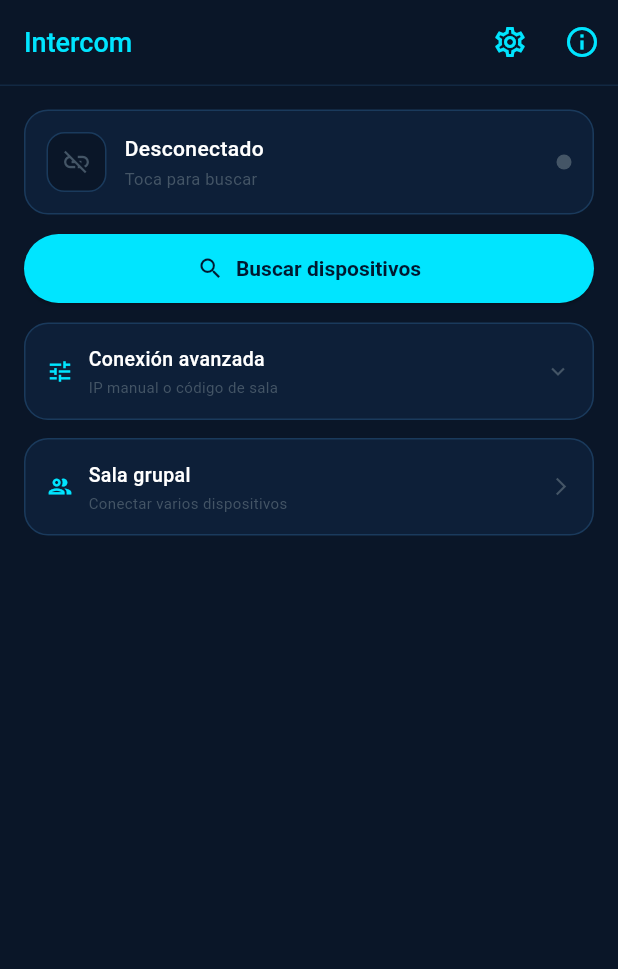
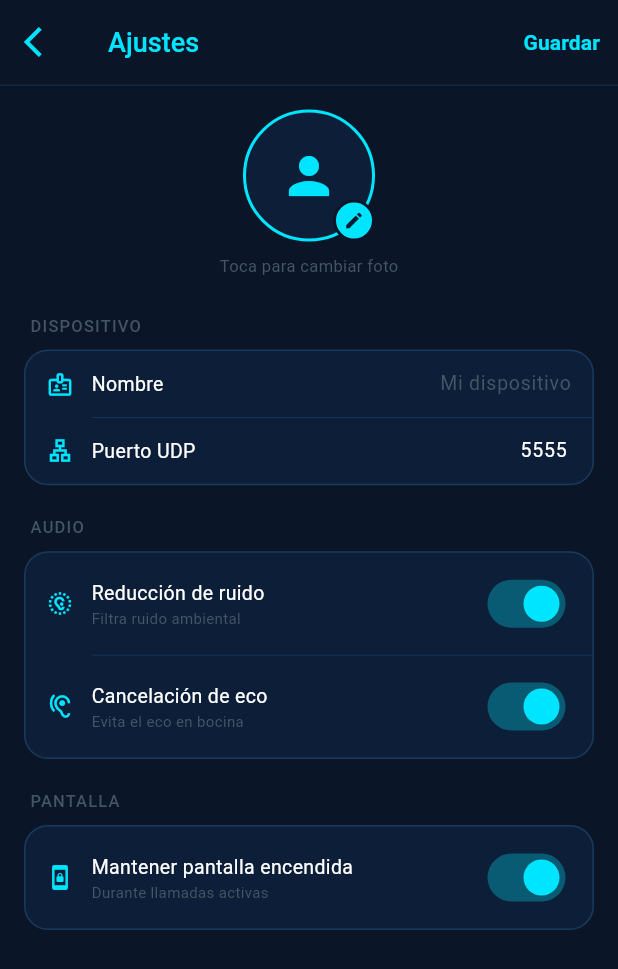
Before and after one commit to NesperouDelmonico/Intercom_CowTeam, a Flutter app: the screen it shows after launch, after a tap on the "settings" icon, on a phone screen of 412 x 824 dp. Shown: the top 969 px of the screen. Run offline on Flutter 3.47's test engine with Material 3 defaults, Android fonts, the phone set to English and light mode, and no system bars; our stand-ins replace device_info_plus, flutter_riverpod, image_picker, permission_handler, shared_preferences; missing offline and left inert: network_info_plus, record; statements that could not run were skipped.

Commit message:
Resaltar voz con marco en la pp, settings

```diff
--- /dev/null
+++ b/lib/providers/settings_provider.dart
@@ -0,0 +1,60 @@
+import 'dart:io';
+import 'package:flutter_riverpod/flutter_riverpod.dart';
+import 'package:device_info_plus/device_info_plus.dart';
+import 'package:intercom_app/services/settings_service.dart';
+import 'package:path_provider/path_provider.dart';
+
+class AppSettings {
+  final String deviceName;
+  final String? avatarPath;
+  final int port;
+  final bool noiseSuppress;
+  final bool echoCancel;
+  final bool keepScreen;
+
+  const AppSettings({
+    required this.deviceName,
+    required this.port,
+    this.avatarPath,
+    this.noiseSuppress = true,
+    this.echoCancel = true,
+    this.keepScreen = true,
+  });
+}
+
+class SettingsNotifier extends AsyncNotifier<AppSettings> {
+  @override
+  Future<AppSettings> build() async {
+    return _load();
+  }
+
+  Future<AppSettings> _load() async {
+    final info = await DeviceInfoPlugin().androidInfo;
+    final fallback = info.model;
+    final name = await SettingsService.getDeviceName(fallback);
+    final port = await SettingsService.getPort();
+    final noise = await SettingsService.getNoiseSuppress();
+    final echo = await SettingsService.getEchoCancel();
+    final screen = await SettingsService.getKeepScreen();
+    final dir = await getApplicationDocumentsDirectory();
+    final avatarFile = File('${dir.path}/avatar.jpg');
+    final avatar = avatarFile.existsSync() ? avatarFile.path : null;
+
+    return AppSettings(
+      deviceName: name,
+      port: port,
+      avatarPath: avatar,
+      noiseSuppress: noise,
+      echoCancel: echo,
+      keepScreen: screen,
+    );
+  }
+
+  Future<void> reload() async {
+    state = await AsyncValue.guard(() => _load());
+  }
+}
+
+final settingsProvider = AsyncNotifierProvider<SettingsNotifier, AppSettings>(
+  SettingsNotifier.new,
+);
--- a/lib/screens/home_screen.dart
+++ b/lib/screens/home_screen.dart
@@ -1,4 +1,5 @@
 import 'package:flutter/material.dart';
+import 'dart:io';
 import 'package:flutter_riverpod/flutter_riverpod.dart';
 import 'package:intercom_app/models/call_state.dart';
 import 'package:intercom_app/models/device.dart';
@@ -6,6 +7,8 @@ import 'package:intercom_app/providers/call_provider.dart';
 import 'package:intercom_app/screens/call_screen.dart';
 import 'package:intercom_app/screens/discovery_screen.dart';
 import 'package:intercom_app/screens/group_screen.dart';
+import 'package:intercom_app/screens/settings_screen.dart';
+import 'package:intercom_app/providers/settings_provider.dart';
 
 const _cyan = Color(0xFF00E5FF);
 const _bg = Color(0xFF0A1628);
@@ -34,21 +37,37 @@ class HomeScreen extends ConsumerWidget {
     return Scaffold(
       backgroundColor: _bg,
       appBar: AppBar(
-        title: const Text('Intercom'),
+        title: ref
+            .watch(settingsProvider)
+            .when(
+              data: (s) => Text(s.deviceName),
+              loading: () => const Text('Intercom'),
+              error: (_, __) => const Text('Intercom'),
+            ),
         actions: [
+          if (ref.watch(settingsProvider).value!.avatarPath != null)
+            Padding(
+              padding: const EdgeInsets.only(right: 4),
+              child: CircleAvatar(
+                radius: 16,
+                backgroundImage: FileImage(
+                  File(ref.watch(settingsProvider).value!.avatarPath!),
+                ),
+              ),
+            ),
           IconButton(
             icon: const Icon(Icons.settings_outlined, color: _cyan),
-            onPressed: () {},
+            onPressed: () => Navigator.push(
+              context,
+              MaterialPageRoute(builder: (_) => const SettingsScreen()),
+            ),
           ),
           IconButton(
             icon: const Icon(Icons.info_outline, color: _cyan),
             onPressed: () {},
           ),
         ],
-        bottom: PreferredSize(
-          preferredSize: const Size.fromHeight(1),
-          child: Container(height: 0.5, color: _border),
-        ),
+        // ...resto igual
       ),
       body: call.status == CallStatus.incoming
           ? _IncomingCallScreen(
--- /dev/null
+++ b/lib/screens/settings_screen.dart
@@ -0,0 +1,448 @@
+import 'dart:io';
+import 'package:flutter_riverpod/flutter_riverpod.dart';
+import 'package:flutter/material.dart';
+import 'package:flutter/services.dart';
+import 'package:device_info_plus/device_info_plus.dart';
+import 'package:intercom_app/services/settings_service.dart';
+import 'package:image_picker/image_picker.dart';
+import 'package:path_provider/path_provider.dart';
+import 'package:intercom_app/providers/settings_provider.dart';
+
+const _cyan = Color(0xFF00E5FF);
+const _bg = Color(0xFF0A1628);
+const _card = Color(0xFF0D1F38);
+const _border = Color(0xFF1A3A5C);
+const _muted = Color(0xFF445566);
+const _ch = MethodChannel('com.example.intercom_app/audio');
+
+class SettingsScreen extends ConsumerStatefulWidget {
+  const SettingsScreen({super.key});
+
+  @override
+  ConsumerState<SettingsScreen> createState() => _SettingsScreenState();
+}
+
+class _SettingsScreenState extends ConsumerState<SettingsScreen> {
+  final _nameController = TextEditingController();
+  final _portController = TextEditingController();
+  bool _noiseSuppress = true;
+  bool _echoCancel = true;
+  bool _keepScreen = true;
+  String? _avatarPath;
+  bool _loading = true;
+
+  @override
+  void initState() {
+    super.initState();
+    _load();
+  }
+
+  Future<void> _load() async {
+    final info = await DeviceInfoPlugin().androidInfo;
+    final fallback = info.model;
+    final name = await SettingsService.getDeviceName(fallback);
+    final port = await SettingsService.getPort();
+    final noise = await SettingsService.getNoiseSuppress();
+    final echo = await SettingsService.getEchoCancel();
+    final screen = await SettingsService.getKeepScreen();
+
+    // Cargar avatar si existe
+    final dir = await getApplicationDocumentsDirectory();
+    final avatarFile = File('${dir.path}/avatar.jpg');
+
+    setState(() {
+      _nameController.text = name;
+      _portController.text = port.toString();
+      _noiseSuppress = noise;
+      _echoCancel = echo;
+      _keepScreen = screen;
+      _avatarPath = avatarFile.existsSync() ? avatarFile.path : null;
+      _loading = false;
+    });
+  }
+
+  Future<void> _pickAvatar() async {
+    final picker = ImagePicker();
+    final picked = await picker.pickImage(
+      source: ImageSource.gallery,
+      maxWidth: 256,
+      maxHeight: 256,
+      imageQuality: 85,
+    );
+    if (picked == null) return;
+    final dir = await getApplicationDocumentsDirectory();
+    final dest = File('${dir.path}/avatar.jpg');
+    await File(picked.path).copy(dest.path);
+    setState(() => _avatarPath = dest.path);
+  }
+
+  Future<void> _save() async {
+    final name = _nameController.text.trim();
+    final port = int.tryParse(_portController.text) ?? 5555;
+
+    if (name.isEmpty) {
+      _showSnack('El nombre no puede estar vacío');
+      return;
+    }
+    if (port < 1024 || port > 65535) {
+      _showSnack('Puerto inválido (1024–65535)');
+      return;
+    }
+
+    await SettingsService.setDeviceName(name);
+    await SettingsService.setPort(port);
+    await SettingsService.setNoiseSuppress(_noiseSuppress);
+    await SettingsService.setEchoCancel(_echoCancel);
+    await SettingsService.setKeepScreen(_keepScreen);
+
+    if (context.mounted) {
+      _showSnack('Ajustes guardados');
+      await ref.read(settingsProvider.notifier).reload();
+      Navigator.pop(context);
+    }
+  }
+
+  void _showSnack(String msg) {
+    ScaffoldMessenger.of(context).showSnackBar(
+      SnackBar(
+        content: Text(msg),
+        backgroundColor: _card,
+        behavior: SnackBarBehavior.floating,
+      ),
+    );
+  }
+
+  @override
+  void dispose() {
+    _nameController.dispose();
+    _portController.dispose();
+    super.dispose();
+  }
+
+  @override
+  Widget build(BuildContext context) {
+    if (_loading) {
+      return const Scaffold(
+        backgroundColor: _bg,
+        body: Center(child: CircularProgressIndicator(color: _cyan)),
+      );
+    }
+
+    return Scaffold(
+      backgroundColor: _bg,
+      appBar: AppBar(
+        title: const Text('Ajustes'),
+        leading: IconButton(
+          icon: const Icon(Icons.arrow_back_ios, color: _cyan),
+          onPressed: () => Navigator.pop(context),
+        ),
+        actions: [
+          TextButton(
+            onPressed: _save,
+            child: const Text(
+              'Guardar',
+              style: TextStyle(color: _cyan, fontWeight: FontWeight.w600),
+            ),
+          ),
+        ],
+        bottom: PreferredSize(
+          preferredSize: const Size.fromHeight(1),
+          child: Container(height: 0.5, color: _border),
+        ),
+      ),
+      body: SingleChildScrollView(
+        padding: const EdgeInsets.all(16),
+        child: Column(
+          crossAxisAlignment: CrossAxisAlignment.stretch,
+          children: [
+            // Avatar
+            Center(
+              child: GestureDetector(
+                onTap: _pickAvatar,
+                child: Stack(
+                  children: [
+                    Container(
+                      width: 88,
+                      height: 88,
+                      decoration: BoxDecoration(
+                        shape: BoxShape.circle,
+                        color: _card,
+                        border: Border.all(color: _cyan, width: 2),
+                        image: _avatarPath != null
+                            ? DecorationImage(
+                                image: FileImage(File(_avatarPath!)),
+                                fit: BoxFit.cover,
+                              )
+                            : null,
+                      ),
+                      child: _avatarPath == null
+                          ? const Icon(Icons.person, color: _cyan, size: 40)
+                          : null,
+                    ),
+                    Positioned(
+                      bottom: 0,
+                      right: 0,
+                      child: Container(
+                        width: 28,
+                        height: 28,
+                        decoration: BoxDecoration(
+                          shape: BoxShape.circle,
+                          color: _cyan,
+                          border: Border.all(color: _bg, width: 2),
+                        ),
+                        child: const Icon(
+                          Icons.edit,
+                          size: 14,
+                          color: Color(0xFF001830),
+                        ),
+                      ),
+                    ),
+                  ],
+                ),
+              ),
+            ),
+            const SizedBox(height: 8),
+            const Center(
+              child: Text(
+                'Toca para cambiar foto',
+                style: TextStyle(color: _muted, fontSize: 11),
+              ),
+            ),
+            const SizedBox(height: 24),
+
+            // Sección: Dispositivo
+            _SectionLabel(label: 'Dispositivo'),
+            const SizedBox(height: 8),
+            _SettingsCard(
+              child: Column(
+                children: [
+                  _FieldRow(
+                    icon: Icons.badge_outlined,
+                    label: 'Nombre',
+                    child: SizedBox(
+                      width: 160,
+                      child: TextField(
+                        controller: _nameController,
+                        style: const TextStyle(
+                          color: Colors.white,
+                          fontSize: 13,
+                        ),
+                        textAlign: TextAlign.right,
+                        decoration: const InputDecoration(
+                          border: InputBorder.none,
+                          hintText: 'Mi dispositivo',
+                          hintStyle: TextStyle(color: _muted),
+                          isDense: true,
+                          contentPadding: EdgeInsets.zero,
+                        ),
+                      ),
+                    ),
+                  ),
+                  _Divider(),
+                  _FieldRow(
+                    icon: Icons.lan_outlined,
+                    label: 'Puerto UDP',
+                    child: SizedBox(
+                      width: 80,
+                      child: TextField(
+                        controller: _portController,
+                        style: const TextStyle(
+                          color: Colors.white,
+                          fontSize: 13,
+                        ),
+                        textAlign: TextAlign.right,
+                        keyboardType: TextInputType.number,
+                        inputFormatters: [
+                          FilteringTextInputFormatter.digitsOnly,
+                        ],
+                        decoration: const InputDecoration(
+                          border: InputBorder.none,
+                          hintText: '5555',
+                          hintStyle: TextStyle(color: _muted),
+                          isDense: true,
+                          contentPadding: EdgeInsets.zero,
+                        ),
+                      ),
+                    ),
+                  ),
+                ],
+              ),
+            ),
+            const SizedBox(height: 20),
+
+            // Sección: Audio
+            _SectionLabel(label: 'Audio'),
+            const SizedBox(height: 8),
+            _SettingsCard(
+              child: Column(
+                children: [
+                  _ToggleRow(
+                    icon: Icons.noise_aware,
+                    label: 'Reducción de ruido',
+                    subtitle: 'Filtra ruido ambiental',
+                    value: _noiseSuppress,
+                    onChanged: (v) => setState(() => _noiseSuppress = v),
+                  ),
+                  _Divider(),
+                  _ToggleRow(
+                    icon: Icons.hearing,
+                    label: 'Cancelación de eco',
+                    subtitle: 'Evita el eco en bocina',
+                    value: _echoCancel,
+                    onChanged: (v) => setState(() => _echoCancel = v),
+                  ),
+                ],
+              ),
+            ),
+            const SizedBox(height: 20),
+
+            // Sección: Pantalla
+            _SectionLabel(label: 'Pantalla'),
+            const SizedBox(height: 8),
+            _SettingsCard(
+              child: _ToggleRow(
+                icon: Icons.screen_lock_portrait_outlined,
+                label: 'Mantener pantalla encendida',
+                subtitle: 'Durante llamadas activas',
+                value: _keepScreen,
+                onChanged: (v) => setState(() => _keepScreen = v),
+              ),
+            ),
+            const SizedBox(height: 32),
+          ],
+        ),
+      ),
+    );
+  }
+}
+
+class _SectionLabel extends StatelessWidget {
+  final String label;
+  const _SectionLabel({required this.label});
+
+  @override
+  Widget build(BuildContext context) {
+    return Padding(
+      padding: const EdgeInsets.only(left: 4),
+      child: Text(
+        label.toUpperCase(),
+        style: const TextStyle(
+          color: _muted,
+          fontSize: 11,
+          letterSpacing: 0.8,
+          fontWeight: FontWeight.w500,
+        ),
+      ),
+    );
+  }
+}
+
+class _SettingsCard extends StatelessWidget {
+  final Widget child;
+  const _SettingsCard({required this.child});
+
+  @override
+  Widget build(BuildContext context) {
+    return Container(
+      decoration: BoxDecoration(
+        color: _card,
+        borderRadius: BorderRadius.circular(16),
+        border: Border.all(color: _border),
+      ),
+      child: child,
+    );
+  }
+}
+
+class _FieldRow extends StatelessWidget {
+  final IconData icon;
+  final String label;
+  final Widget child;
+  const _FieldRow({
+    required this.icon,
+    required this.label,
+    required this.child,
+  });
+
+  @override
+  Widget build(BuildContext context) {
+    return Padding(
+      padding: const EdgeInsets.symmetric(horizontal: 14, vertical: 12),
+      child: Row(
+        children: [
+          Icon(icon, color: _cyan, size: 18),
+          const SizedBox(width: 12),
+          Text(
+            label,
+            style: const TextStyle(color: Colors.white, fontSize: 13),
+          ),
+          const Spacer(),
+          child,
+        ],
+      ),
+    );
+  }
+}
+
+class _ToggleRow extends StatelessWidget {
+  final IconData icon;
+  final String label;
+  final String subtitle;
+  final bool value;
+  final ValueChanged<bool> onChanged;
+
+  const _ToggleRow({
+    required this.icon,
+    required this.label,
+    required this.subtitle,
+    required this.value,
+    required this.onChanged,
+  });
+
+  @override
+  Widget build(BuildContext context) {
+    return Padding(
+      padding: const EdgeInsets.symmetric(horizontal: 14, vertical: 10),
+      child: Row(
+        children: [
+          Icon(icon, color: _cyan, size: 18),
+          const SizedBox(width: 12),
+          Expanded(
+            child: Column(
+              crossAxisAlignment: CrossAxisAlignment.start,
+              children: [
+                Text(
+                  label,
+                  style: const TextStyle(color: Colors.white, fontSize: 13),
+                ),
+                Text(
+                  subtitle,
+                  style: const TextStyle(color: _muted, fontSize: 10),
+                ),
+              ],
+            ),
+          ),
+          Switch(
+            value: value,
+            onChanged: onChanged,
+            activeColor: _cyan,
+            activeTrackColor: _cyan.withOpacity(0.3),
+            inactiveTrackColor: _border,
+            inactiveThumbColor: _muted,
+          ),
+        ],
+      ),
+    );
+  }
+}
+
+class _Divider extends StatelessWidget {
+  @override
+  Widget build(BuildContext context) {
+    return Container(
+      height: 0.5,
+      color: _border,
+      margin: const EdgeInsets.only(left: 44),
+    );
+  }
+}
--- a/lib/services/audio_service.dart
+++ b/lib/services/audio_service.dart
@@ -60,6 +60,10 @@ class AudioService {
 
     await channel.invokeMethod('startPlayback');
 
+    await channel.invokeMethod('startForegroundService', {
+      'deviceName': remoteIp,
+    });
+
     _sendSocket = await RawDatagramSocket.bind(InternetAddress.anyIPv4, 0);
     _receiveSocket = await RawDatagramSocket.bind(
       InternetAddress.anyIPv4,
@@ -111,6 +115,7 @@ class AudioService {
     _isMuted = false;
     _audioSubscription?.cancel();
     await _recorder.stop();
+    await channel.invokeMethod('stopForegroundService');
     await channel.invokeMethod('stopPlayback');
     _sendSocket?.close();
     _receiveSocket?.close();
--- /dev/null
+++ b/lib/services/settings_service.dart
@@ -0,0 +1,59 @@
+import 'package:shared_preferences/shared_preferences.dart';
+
+class SettingsService {
+  static const _keyName = 'device_name';
+  static const _keyPort = 'port';
+  static const _keyNoiseSuppress = 'noise_suppress';
+  static const _keyEchoCancel = 'echo_cancel';
+  static const _keyKeepScreen = 'keep_screen';
+
+  static Future<String> getDeviceName(String fallback) async {
+    final p = await SharedPreferences.getInstance();
+    return p.getString(_keyName) ?? fallback;
+  }
+
+  static Future<void> setDeviceName(String name) async {
+    final p = await SharedPreferences.getInstance();
+    await p.setString(_keyName, name);
+  }
+
+  static Future<int> getPort() async {
+    final p = await SharedPreferences.getInstance();
+    return p.getInt(_keyPort) ?? 5555;
+  }
+
+  static Future<void> setPort(int port) async {
+    final p = await SharedPreferences.getInstance();
+    await p.setInt(_keyPort, port);
+  }
+
+  static Future<bool> getNoiseSuppress() async {
+    final p = await SharedPreferences.getInstance();
+    return p.getBool(_keyNoiseSuppress) ?? true;
+  }
+
+  static Future<void> setNoiseSuppress(bool value) async {
+    final p = await SharedPreferences.getInstance();
+    await p.setBool(_keyNoiseSuppress, value);
+  }
+
+  static Future<bool> getEchoCancel() async {
+    final p = await SharedPreferences.getInstance();
+    return p.getBool(_keyEchoCancel) ?? true;
+  }
+
+  static Future<void> setEchoCancel(bool value) async {
+    final p = await SharedPreferences.getInstance();
+    await p.setBool(_keyEchoCancel, value);
+  }
+
+  static Future<bool> getKeepScreen() async {
+    final p = await SharedPreferences.getInstance();
+    return p.getBool(_keyKeepScreen) ?? true;
+  }
+
+  static Future<void> setKeepScreen(bool value) async {
+    final p = await SharedPreferences.getInstance();
+    await p.setBool(_keyKeepScreen, value);
+  }
+}
--- a/pubspec.yaml
+++ b/pubspec.yaml
@@ -43,6 +43,9 @@ dependencies:
   just_audio: ^0.10.5
   record: ^7.0.0
   device_info_plus: ^13.1.0
+  shared_preferences: ^2.5.5
+  image_picker: ^1.2.2
+  path_provider: ^2.1.5
 dev_dependencies:
   flutter_test:
     sdk: flutter
```
Also changed, not shown: lib/screens/call_screen.dart (+65 -17 lines), lib/screens/discovery_screen.dart (+7 -4 lines), pubspec.lock, 8 other files.
